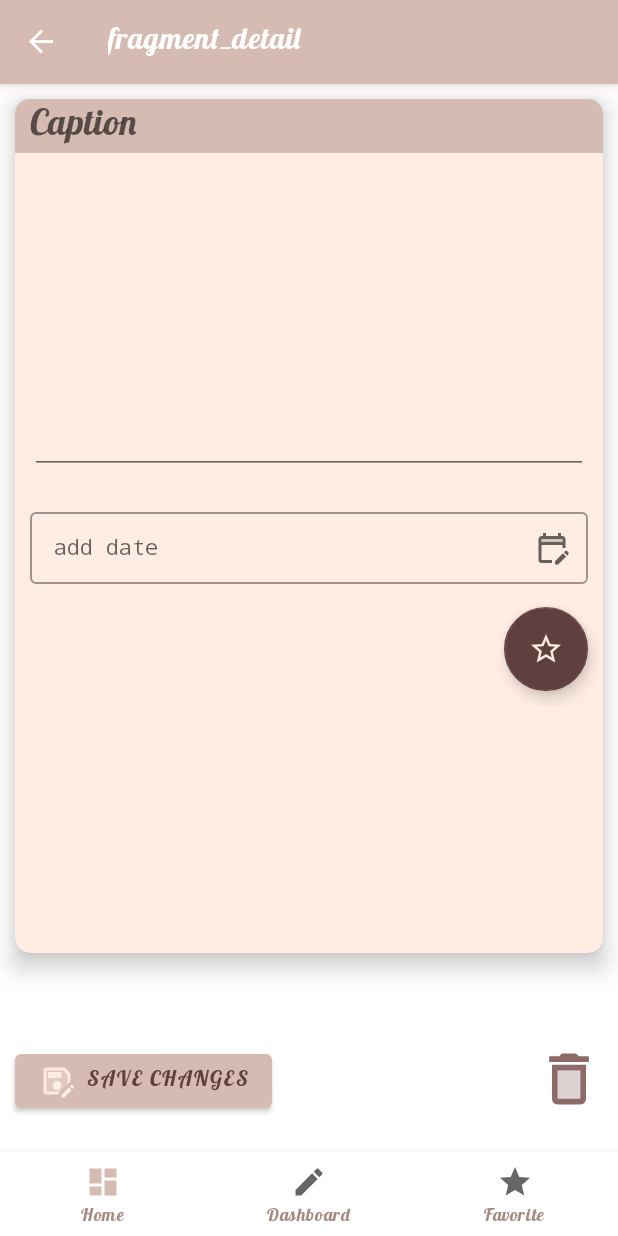
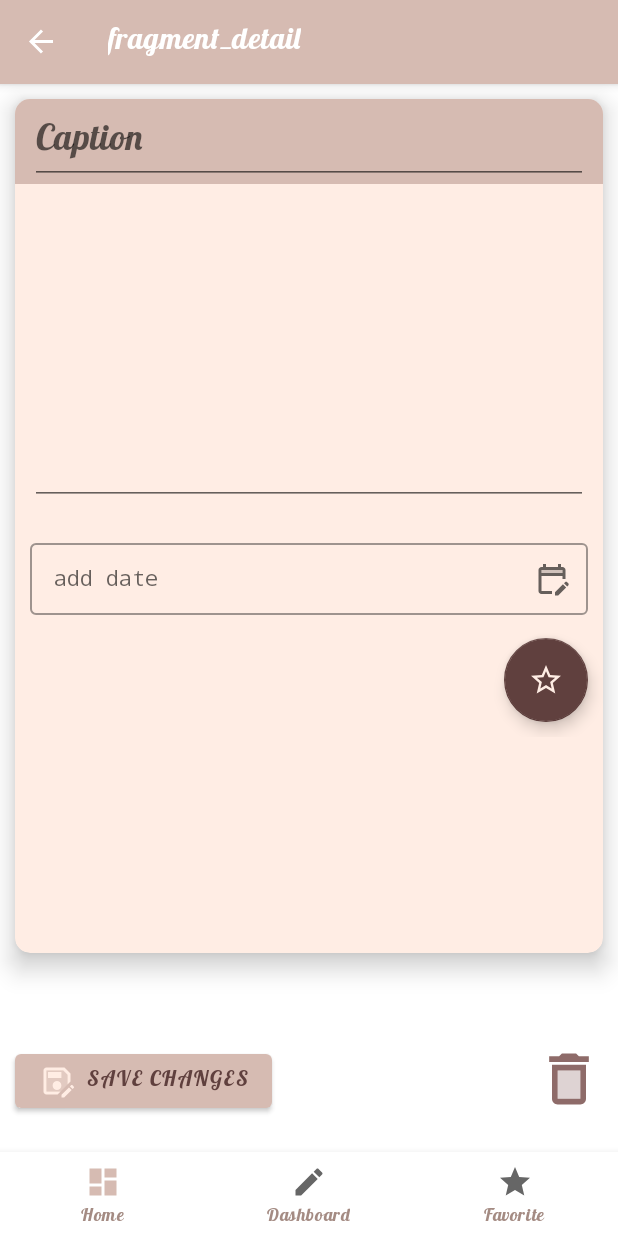
Before and after one commit to Amina1000/NoteAdvanced, an Android app: the DetailFragment screen opened through its navigation route, on a phone screen of 412 x 824 dp. Run offline under Robolectric (Android 15) with nearby library versions, the light colour scheme and no system bars; our stand-ins replace Room's generated code, RxJava, navigation-ui; libraries missing offline, so code that uses them is left out: by.kirich1409.viewbindingdelegate; 9 statements that could not run were skipped.

Commit message:
lesson 5:
1. Поправила ошибку

```diff
--- a/app/src/main/java/com/cocos/develop/noteadvanced/utils/DataUtils.kt
+++ b/app/src/main/java/com/cocos/develop/noteadvanced/utils/DataUtils.kt
@@ -24,7 +24,7 @@ import java.util.*
 const val TOKEN = "TOKEN"
 
 fun noteDefault(): NoteData {
-    return NoteData(1, "", "", "")
+    return NoteData(1, "", "", getDate(Calendar.getInstance().time))
 }
 
 fun noteEntityListMap(users: List<NoteEntity>) =
--- a/app/src/main/res/layout/fragment_detail.xml
+++ b/app/src/main/res/layout/fragment_detail.xml
@@ -29,7 +29,7 @@
                 android:layout_height="wrap_content"
                 android:background="@color/primaryColor">
 
-                <com.google.android.material.textview.MaterialTextView
+                <androidx.appcompat.widget.AppCompatEditText
                     android:id="@+id/header_edit_text"
                     android:layout_width="match_parent"
                     android:layout_height="wrap_content"
--- a/app/src/main/res/layout/note_item.xml
+++ b/app/src/main/res/layout/note_item.xml
@@ -23,6 +23,8 @@
                 android:layout_marginEnd="@dimen/margin_small"
                 android:layout_width="match_parent"
                 android:layout_height="wrap_content"
+                android:minLines="2"
+                android:gravity="center"
                 android:text="@string/caption"
                 android:textSize="@dimen/header_text_size"/>
         </FrameLayout>
```
